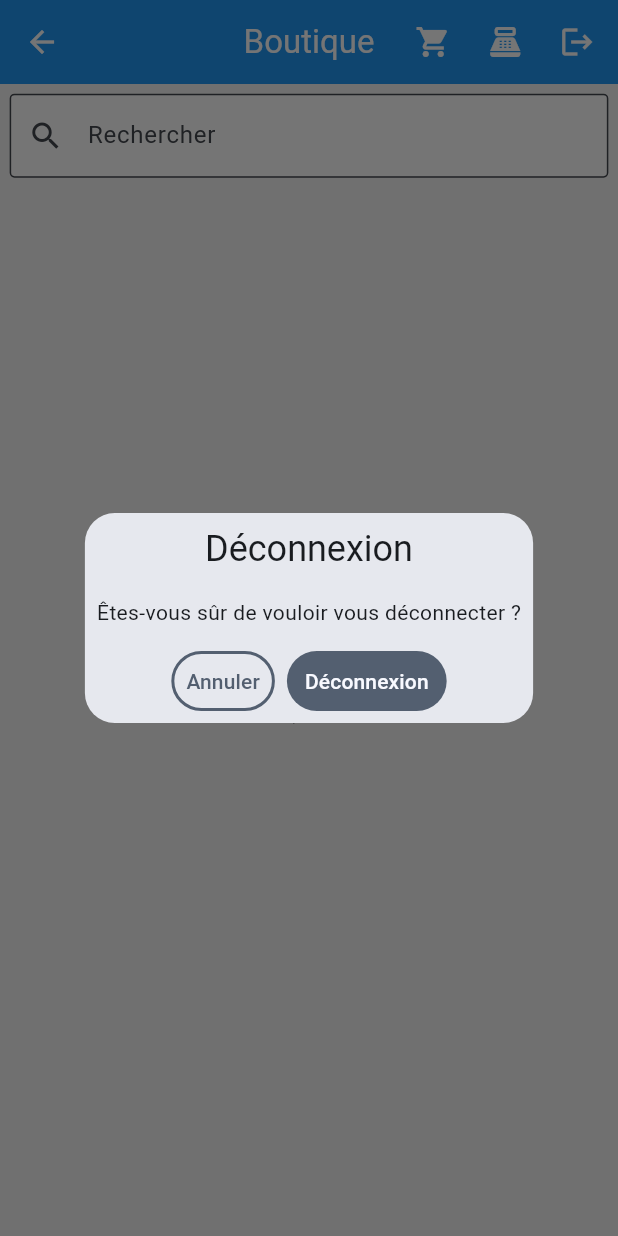
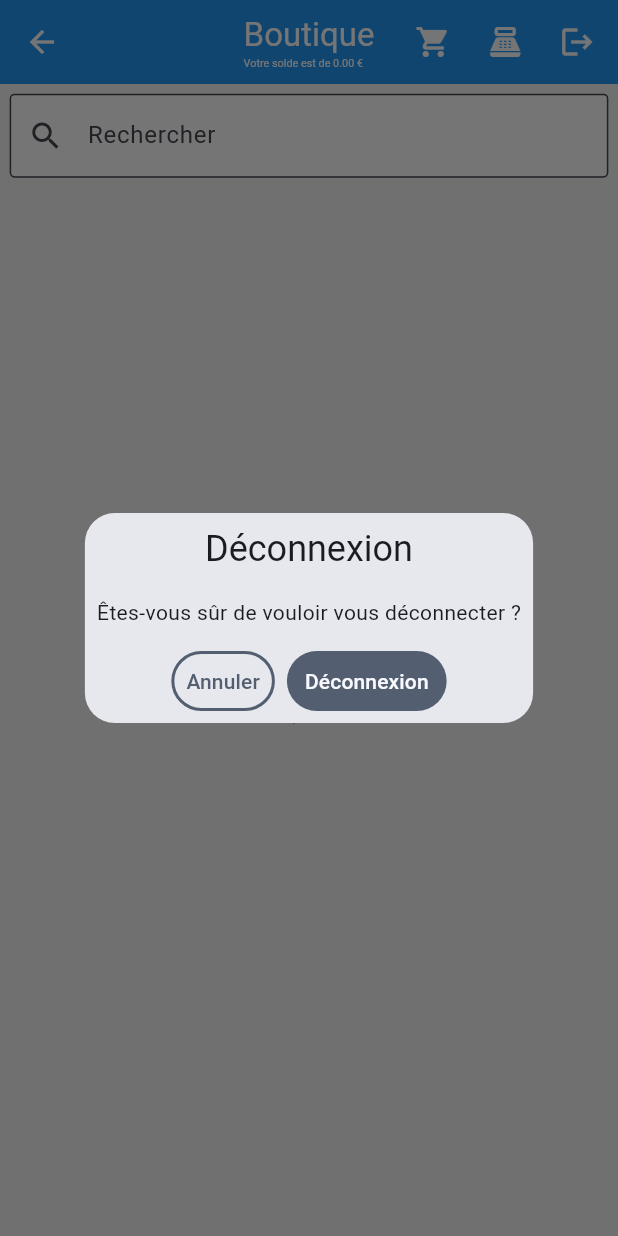
Before and after one commit to rorophil/airbar, a Flutter app: the ShopView screen opened by its route, after a tap on the "shopping cart" icon, after a tap on the "logout" icon, on a phone screen of 412 x 824 dp. Run offline on Flutter 3.47's test engine with Material 3 defaults, Android fonts, the phone set to English and light mode, and no system bars; our stand-ins replace connectivity_plus, file_picker, flutter_screenutil, get, get_storage, pdf and 2 more; missing offline and left inert: airbar_backend_client, dart:html, serverpod_auth_client; accounts and stored records are empty.

Commit message:
feat: Ajouter l'affichage du solde utilisateur dans l'en-tête de la boutique

```diff
--- a/lib/app/modules/user/shop/controllers/shop_controller.dart
+++ b/lib/app/modules/user/shop/controllers/shop_controller.dart
@@ -349,6 +349,9 @@ class ShopController extends GetxController {
   /// Utilisé pour afficher/masquer le bouton d'accès au dashboard admin.
   bool get isAdmin => _authService.isAdmin;
 
+  /// Solde actuel de l'utilisateur connecté
+  double get userBalance => _authService.currentUser.value?.balance ?? 0.0;
+
   /// Récupérer la catégorie d'un produit
   ///
   /// [product] Le produit dont on veut la catégorie
--- a/lib/app/modules/user/shop/views/shop_view.dart
+++ b/lib/app/modules/user/shop/views/shop_view.dart
@@ -35,7 +35,22 @@ class ShopView extends GetView<ShopController> {
   Widget build(BuildContext context) {
     return Scaffold(
       appBar: AppBar(
-        title: const Text(AppStrings.shop),
+        title: Column(
+          mainAxisSize: MainAxisSize.min,
+          crossAxisAlignment: CrossAxisAlignment.start,
+          children: [
+            const Text(AppStrings.shop),
+            Obx(
+              () => Text(
+                'Votre solde est de ${controller.userBalance.toStringAsFixed(2)} €',
+                style: TextStyle(
+                  fontSize: 18.sp,
+                  fontWeight: FontWeight.normal,
+                ),
+              ),
+            ),
+          ],
+        ),
         backgroundColor: AppColors.primary,
         foregroundColor: AppColors.textWhite,
         actions: [
```
